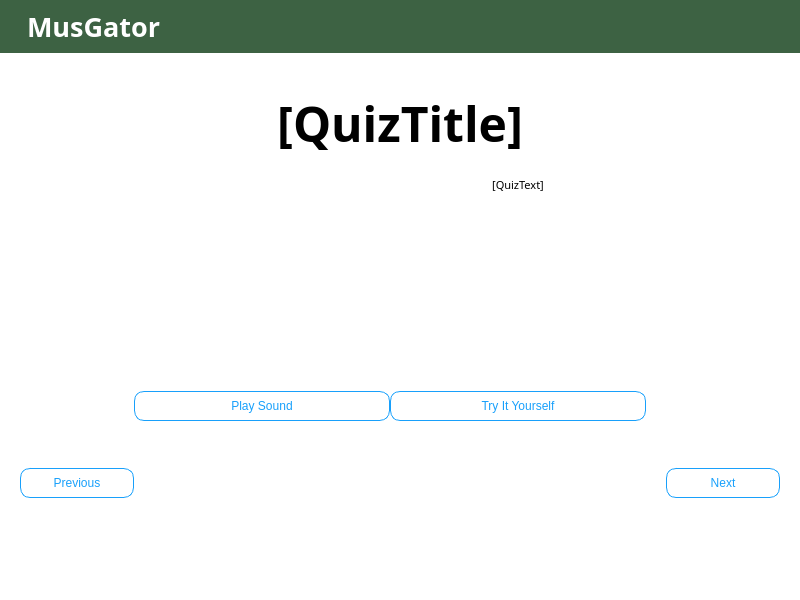
ZachKrol/MusGator, file sight-earAudioQuiz.ui: the form before one commit.
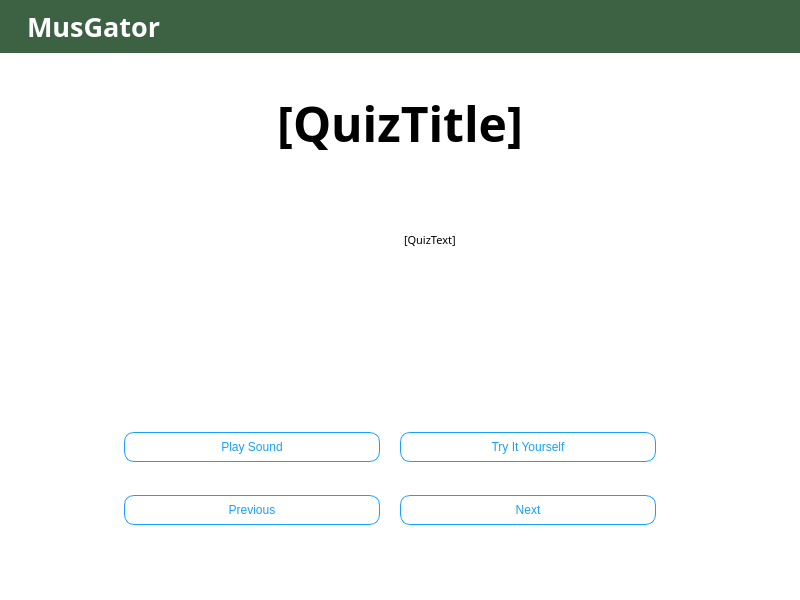
The form after the commit. Icons and pictures are not drawn.

Commit message: update styling: font size, next/prev button, overflow scrolling

Patch:
```diff
--- a/sight-earAudioQuiz.ui
+++ b/sight-earAudioQuiz.ui
@@ -248,20 +248,20 @@
       </item>
       <item>
        <layout class="QGridLayout" name="gridLayout">
-        <item row="4" column="4">
-         <spacer name="horizontalSpacer_5">
+        <item row="1" column="2">
+         <spacer name="verticalSpacer">
           <property name="orientation">
-           <enum>Qt::Horizontal</enum>
+           <enum>Qt::Vertical</enum>
           </property>
           <property name="sizeHint" stdset="0">
            <size>
-            <width>40</width>
-            <height>20</height>
+            <width>20</width>
+            <height>40</height>
            </size>
           </property>
          </spacer>
         </item>
-        <item row="6" column="4">
+        <item row="7" column="3">
          <widget class="QPushButton" name="nextButton">
           <property name="styleSheet">
            <string notr="true">margin-top: 20px;</string>
@@ -271,8 +271,8 @@
           </property>
          </widget>
         </item>
-        <item row="7" column="2">
-         <spacer name="verticalSpacer3">
+        <item row="5" column="0">
+         <spacer name="horizontalSpacer_2">
           <property name="orientation">
            <enum>Qt::Vertical</enum>
           </property>
@@ -287,19 +287,12 @@
           </property>
          </spacer>
         </item>
-        <item row="0" column="1">
-         <widget class="QGraphicsView" name="quizImage">
-          <property name="styleSheet">
-           <string notr="true">border: none;</string>
-          </property>
-         </widget>
-        </item>
-        <item row="0" column="2">
+        <item row="1" column="3">
          <widget class="QTextBrowser" name="quizText">
           <property name="font">
            <font>
             <family>Tw Cen MT</family>
-            <pointsize>12</pointsize>
+            <pointsize>16</pointsize>
             <weight>50</weight>
             <italic>false</italic>
             <bold>false</bold>
@@ -312,19 +305,65 @@
            <string>&lt;!DOCTYPE HTML PUBLIC &quot;-//W3C//DTD HTML 4.0//EN&quot; &quot;http://www.w3.org/TR/REC-html40/strict.dtd&quot;&gt;
 &lt;html&gt;&lt;head&gt;&lt;meta name=&quot;qrichtext&quot; content=&quot;1&quot; /&gt;&lt;style type=&quot;text/css&quot;&gt;
 p, li { white-space: pre-wrap; }
-&lt;/style&gt;&lt;/head&gt;&lt;body style=&quot; font-family:'Tw Cen MT'; font-size:12pt; font-weight:400; font-style:normal;&quot;&gt;
-&lt;p align=&quot;center&quot; style=&quot; margin-top:0px; margin-bottom:0px; margin-left:0px; margin-right:0px; -qt-block-indent:0; text-indent:0px;&quot;&gt;&lt;span style=&quot; font-family:'Open Sans','Arial','sans-serif'; font-size:8pt; color:#000000; background-color:#ffffff;&quot;&gt;[QuizText]&lt;/span&gt;&lt;/p&gt;&lt;/body&gt;&lt;/html&gt;</string>
+&lt;/style&gt;&lt;/head&gt;&lt;body style=&quot; font-family:'Tw Cen MT'; font-size:16pt; font-weight:400; font-style:normal;&quot;&gt;
+&lt;p style=&quot; margin-top:0px; margin-bottom:0px; margin-left:0px; margin-right:0px; -qt-block-indent:0; text-indent:0px;&quot;&gt;&lt;span style=&quot; font-family:'Open Sans','Arial','sans-serif'; font-size:8pt; color:#000000; background-color:#ffffff;&quot;&gt;[QuizText]&lt;/span&gt;&lt;/p&gt;&lt;/body&gt;&lt;/html&gt;</string>
           </property>
          </widget>
         </item>
-        <item row="4" column="1">
+        <item row="1" column="1">
+         <widget class="QGraphicsView" name="quizImage">
+          <property name="styleSheet">
+           <string notr="true">border: none;</string>
+          </property>
+          <property name="verticalScrollBarPolicy">
+           <enum>Qt::ScrollBarAlwaysOff</enum>
+          </property>
+          <property name="horizontalScrollBarPolicy">
+           <enum>Qt::ScrollBarAlwaysOff</enum>
+          </property>
+         </widget>
+        </item>
+        <item row="5" column="3">
+         <widget class="QPushButton" name="listenForSound">
+          <property name="text">
+           <string>Try It Yourself</string>
+          </property>
+         </widget>
+        </item>
+        <item row="5" column="4">
+         <spacer name="verticalSpacer_2">
+          <property name="orientation">
+           <enum>Qt::Vertical</enum>
+          </property>
+          <property name="sizeHint" stdset="0">
+           <size>
+            <width>20</width>
+            <height>40</height>
+           </size>
+          </property>
+         </spacer>
+        </item>
+        <item row="5" column="1">
          <widget class="QPushButton" name="playSound">
           <property name="text">
            <string>Play Sound</string>
           </property>
          </widget>
         </item>
-        <item row="6" column="0">
+        <item row="5" column="5">
+         <spacer name="horizontalSpacer_5">
+          <property name="orientation">
+           <enum>Qt::Horizontal</enum>
+          </property>
+          <property name="sizeHint" stdset="0">
+           <size>
+            <width>40</width>
+            <height>20</height>
+           </size>
+          </property>
+         </spacer>
+        </item>
+        <item row="7" column="1">
          <widget class="QPushButton" name="previousButton">
           <property name="styleSheet">
            <string notr="true">margin-top: 20px;</string>
@@ -334,8 +373,8 @@
           </property>
          </widget>
         </item>
-        <item row="4" column="0">
-         <spacer name="horizontalSpacer_2">
+        <item row="7" column="5">
+         <spacer name="horizontalSpacer_6">
           <property name="orientation">
            <enum>Qt::Horizontal</enum>
           </property>
@@ -347,15 +386,37 @@
           </property>
          </spacer>
         </item>
-        <item row="4" column="2">
-         <widget class="QPushButton" name="listenForSound">
-          <property name="text">
-           <string>Try It Yourself</string>
+        <item row="7" column="0">
+         <spacer name="horizontalSpacer_7">
+          <property name="orientation">
+           <enum>Qt::Horizontal</enum>
           </property>
-         </widget>
+          <property name="sizeHint" stdset="0">
+           <size>
+            <width>40</width>
+            <height>20</height>
+           </size>
+          </property>
+         </spacer>
         </item>
-        <item row="4" column="3">
-         <spacer name="verticalSpacer_2">
+        <item row="8" column="2">
+         <spacer name="verticalSpacer3">
+          <property name="orientation">
+           <enum>Qt::Vertical</enum>
+          </property>
+          <property name="sizeType">
+           <enum>QSizePolicy::MinimumExpanding</enum>
+          </property>
+          <property name="sizeHint" stdset="0">
+           <size>
+            <width>20</width>
+            <height>5</height>
+           </size>
+          </property>
+         </spacer>
+        </item>
+        <item row="0" column="2">
+         <spacer name="verticalSpacer_3">
           <property name="orientation">
            <enum>Qt::Vertical</enum>
           </property>
```
Left out of the diff: 11 changed lines with no effect on the pictures. The commit also changes 3 other files.
